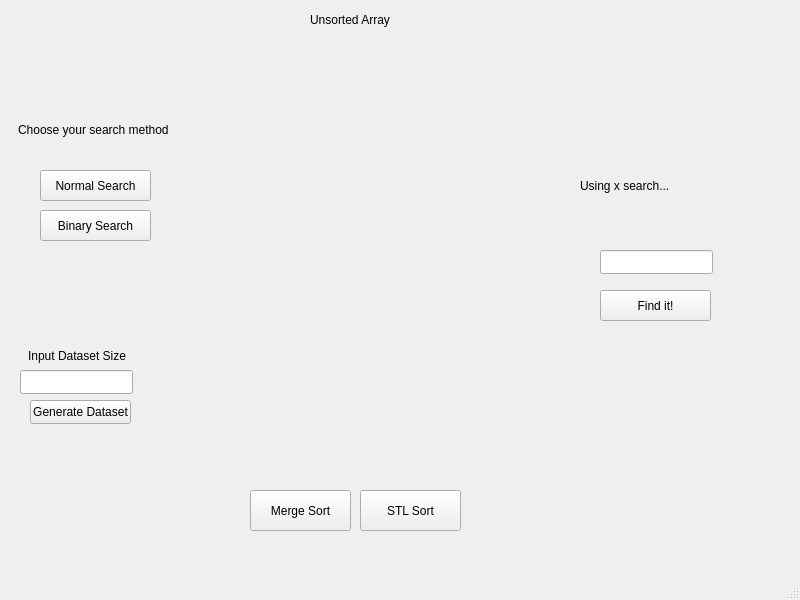
Before: the Qt Designer form mainwindow.ui in Helazhary/CS2Assignment2, drawn with Qt 5.
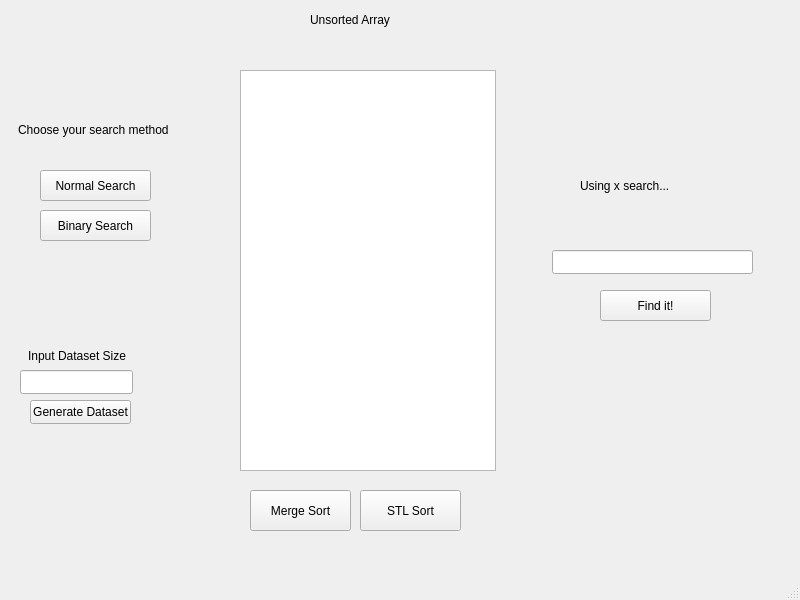
After: the same form once the commit is applied.

Commit message: Added scrollable list widget

```diff
--- a/mainwindow.ui
+++ b/mainwindow.ui
@@ -14,19 +14,6 @@
    <string>MainWindow</string>
   </property>
   <widget class="QWidget" name="centralwidget">
-   <widget class="QLabel" name="ArrayDisplay">
-    <property name="geometry">
-     <rect>
-      <x>260</x>
-      <y>60</y>
-      <width>201</width>
-      <height>421</height>
-     </rect>
-    </property>
-    <property name="text">
-     <string/>
-    </property>
-   </widget>
    <widget class="QLabel" name="UnsortedArrLabel">
     <property name="geometry">
      <rect>
@@ -157,9 +144,9 @@
    <widget class="QLineEdit" name="SearchValueLineEdit">
     <property name="geometry">
      <rect>
-      <x>600</x>
+      <x>552</x>
       <y>250</y>
-      <width>113</width>
+      <width>201</width>
       <height>24</height>
      </rect>
     </property>
@@ -180,9 +167,9 @@
    <widget class="QLabel" name="found">
     <property name="geometry">
      <rect>
-      <x>600</x>
+      <x>560</x>
       <y>350</y>
-      <width>111</width>
+      <width>191</width>
       <height>51</height>
      </rect>
     </property>
@@ -190,6 +177,16 @@
      <string/>
     </property>
    </widget>
+   <widget class="QListWidget" name="ArrayDisplay">
+    <property name="geometry">
+     <rect>
+      <x>240</x>
+      <y>70</y>
+      <width>256</width>
+      <height>401</height>
+     </rect>
+    </property>
+   </widget>
   </widget>
   <widget class="QMenuBar" name="menubar">
    <property name="geometry">
```
Left out of the diff: 2 changed lines with no effect on the pictures. The commit also changes 1 other file.
